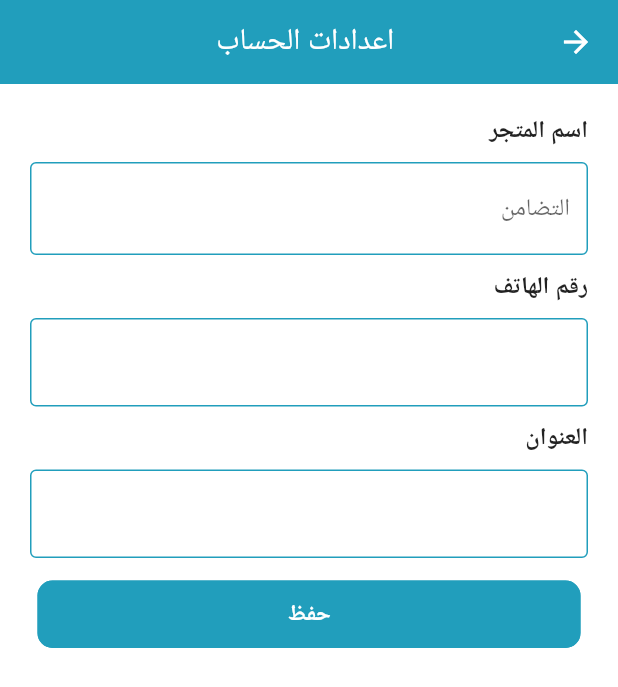
After one commit to 1marwan1/e-shopApp, a Flutter app: the SettingScreen screen opened directly, on a phone screen of 412 x 824 dp. The commit adds this screen. Shown: the top 687 px of the screen. Run offline on Flutter 3.47's test engine with Material 2 defaults, Android fonts, the phone set to English and light mode, and no system bars; our stand-ins replace firebase_core, firebase_messaging, get, google_fonts, image_picker, shared_preferences; accounts and stored records are empty; Roboto replaces fonts that are missing (Almarai).

```diff
--- /dev/null
+++ b/lib/screens/setting_screen.dart
@@ -0,0 +1,109 @@
+import 'dart:io';
+
+import 'package:flutter/foundation.dart';
+import 'package:flutter/material.dart';
+import 'package:flutter/services.dart';
+import 'package:google_fonts/google_fonts.dart';
+import 'package:image_picker/image_picker.dart';
+import 'package:store_app/constants.dart';
+import 'package:store_app/main.dart';
+import 'package:store_app/models/product.dart';
+import 'package:store_app/widgets/button_widget.dart';
+
+import '../widgets/textfile_widget.dart';
+
+//  Product(
+//     id: 4,
+//     price: 56,
+//     title: "سماعات",
+//     subTitle: "لساعات استماع طويلة",
+//     image: "images/headset.png",
+//     description:
+//         "لوريم ايبسوم دولار سيت أميت ,كونسيكتيتور أدايبا يسكينج أليايت,سيت دو أيوسمود تيمبور أنكايديديونتيوت لابوري ات دولار ماجنا أليكيوا.",
+//   ),
+
+class SettingScreen extends StatefulWidget {
+  @override
+  State<SettingScreen> createState() => _SettingScreenState();
+}
+
+class _SettingScreenState extends State<SettingScreen> {
+  TextEditingController priceConttroll = TextEditingController();
+
+  TextEditingController titleConttroll = TextEditingController();
+
+  TextEditingController subTitleConttroll = TextEditingController();
+
+  TextEditingController descriptionConttroll = TextEditingController();
+
+  @override
+  Widget build(BuildContext context) {
+    return Directionality(
+      textDirection: TextDirection.rtl,
+      child: Scaffold(
+        backgroundColor: Colors.white,
+        appBar: homeAppBar(),
+        body: Container(
+          padding: const EdgeInsets.all(20),
+          child: SingleChildScrollView(
+            child: Column(
+              mainAxisAlignment: MainAxisAlignment.start,
+              crossAxisAlignment: CrossAxisAlignment.start,
+              children: [
+                myTextTitleProduct("اسم المتجر"),
+                TextFormFieldWidget(
+                  controller: priceConttroll,
+                  name: "التضامن",
+                  multiLines: false,
+                  outline: true,
+                ),
+                myTextTitleProduct("رقم الهاتف"),
+                TextFormFieldWidget(
+                  controller: titleConttroll,
+                  name: "",
+                  multiLines: false,
+                ),
+                myTextTitleProduct("العنوان"),
+                TextFormFieldWidget(
+                  controller: subTitleConttroll,
+                  name: "",
+                  multiLines: false,
+                ),
+                ButtonWidget(
+                    voidCallBakElveatateButtonGM: () {
+                      sharedPreferences!.setString("name", priceConttroll.text);
+                      sharedPreferences!
+                          .setString("phone", titleConttroll.text);
+                      sharedPreferences!
+                          .setString("address", subTitleConttroll.text);
+                      Navigator.of(context).pop();
+                    },
+                    nameButton: "حفظ")
+              ],
+            ),
+          ),
+        ),
+      ),
+    );
+  }
+
+  Text myTextTitleProduct(String title) {
+    return Text(
+      title,
+      style: GoogleFonts.getFont('Almarai')
+          .copyWith(fontSize: 16, fontWeight: FontWeight.bold),
+    );
+  }
+
+  AppBar homeAppBar() {
+    return AppBar(
+      elevation: 0,
+      backgroundColor: kPrimaryColor,
+      title: Text(
+        ' اعدادات الحساب',
+        style: GoogleFonts.getFont('Almarai'),
+      ),
+      centerTitle: true,
+    );
+  }
+}
--- a/lib/widgets/button_widget.dart
+++ b/lib/widgets/button_widget.dart
@@ -1,4 +1,5 @@
 import 'package:flutter/material.dart';
+import 'package:google_fonts/google_fonts.dart';
 import 'package:store_app/constants.dart';
 
 class ButtonWidget extends StatelessWidget {
@@ -31,10 +32,8 @@ class ButtonWidget extends StatelessWidget {
           ),
           child: Text(
             nameButton,
-            style: const TextStyle(
-              fontSize: 16,
-              fontFamily: "TajawalB",
-            ),
+            style: GoogleFonts.getFont('Almarai')
+                .copyWith(fontSize: 15, fontWeight: FontWeight.bold),
           ),
         ));
   }
--- a/lib/widgets/home/home_body.dart
+++ b/lib/widgets/home/home_body.dart
@@ -15,13 +15,13 @@ class HomeBody extends StatelessWidget {
       bottom: false,
       child: Column(
         children: [
-          SizedBox(height: kDefaultPadding / 2),
+          const SizedBox(height: kDefaultPadding / 2),
           Expanded(
             child: Stack(
               children: [
                 Container(
-                  margin: EdgeInsets.only(top: 70.0),
-                  decoration: BoxDecoration(
+                  margin: const EdgeInsets.only(top: 70.0),
+                  decoration: const BoxDecoration(
                     color: kBackgroundColor,
                     borderRadius: BorderRadius.only(
                       topLeft: Radius.circular(40),
```
Also changed, not shown: lib/auth/login.dart (+22 -25 lines), lib/auth/singin.dart (+29 -0 lines), lib/main.dart (+6 -2 lines), lib/screens/add_product.dart (+1 -7 lines), lib/screens/home_screen.dart (+105 -20 lines), lib/screens/splash_screen.dart (added, +84 -0 lines), lib/screens/update_product.dart (+1 -7 lines), lib/widgets/home/signin_long_widget.dart (added, +99 -0 lines), images/E-shopApp_foreground.png (added), images/notimage.png (added).
